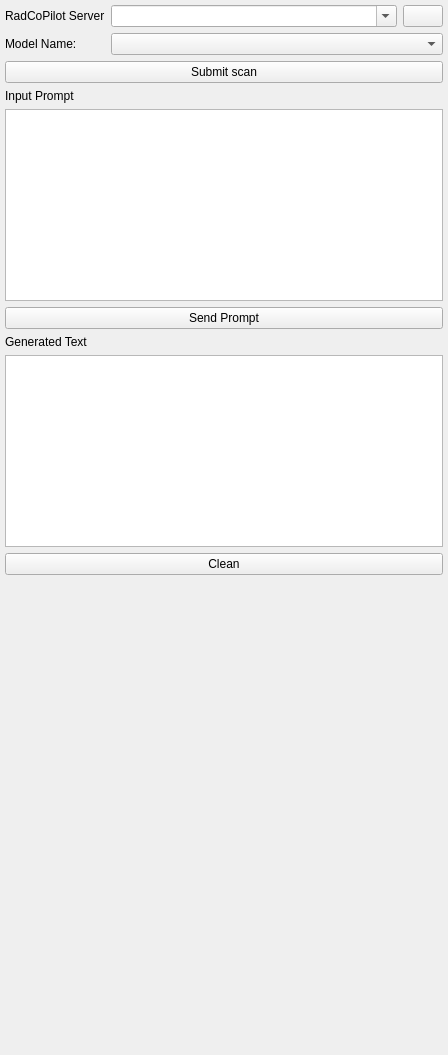
This is plugins/RadCoPilot_Slicer/Resources/UI/RadCoPilot.ui in tedfytw1209/VLM as Qt 5 draws it before an edit. The edited form follows.
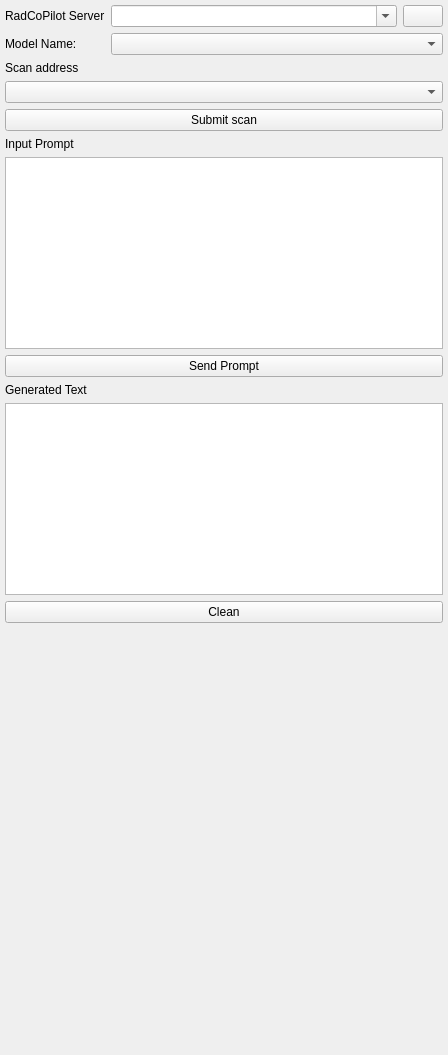
This is the edited form. Custom widgets are drawn as their Qt base class.

Commit message: Add support for vila-m3

What changed in the file:
```diff
--- a/plugins/RadCoPilot_Slicer/Resources/UI/RadCoPilot.ui
+++ b/plugins/RadCoPilot_Slicer/Resources/UI/RadCoPilot.ui
@@ -85,13 +85,23 @@
    </item>
    <item>
     <layout class="QGridLayout" name="configGrid">
-     <item row="5" column="0">
+     <item row="6" column="0">
       <widget class="QPushButton" name="uploadImageButton">
        <property name="text">
         <string>Submit scan</string>
        </property>
       </widget>
      </item>
+     <item row="1" column="0">
+      <widget class="QLabel" name="label_4">
+       <property name="text">
+        <string>Scan address</string>
+       </property>
+      </widget>
+     </item>
+     <item row="2" column="0">
+      <widget class="QComboBox" name="scanComboBox"/>
+     </item>
     </layout>
    </item>
    <item>
```
The commit also changes 2 other files.
